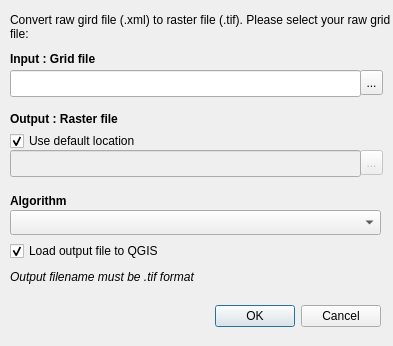
This is safe_qgis/converter_dialog_base.ui in inasafe/inasafe as Qt 5 draws it before an edit. The edited form follows.
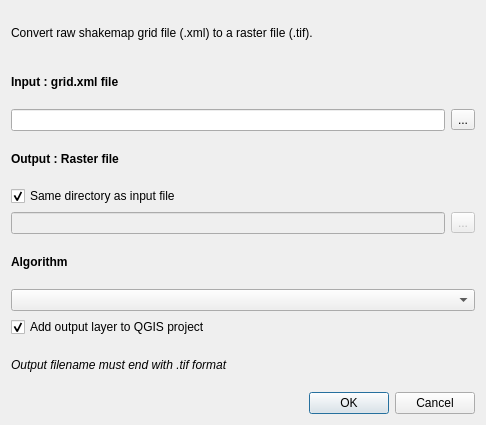
This is the edited form.

```diff
--- a/safe_qgis/converter_dialog_base.ui
+++ b/safe_qgis/converter_dialog_base.ui
@@ -6,57 +6,29 @@
    <rect>
     <x>0</x>
     <y>0</y>
-    <width>393</width>
-    <height>346</height>
+    <width>486</width>
+    <height>425</height>
    </rect>
   </property>
   <property name="windowTitle">
    <string>InaSAFE - Converter</string>
   </property>
-  <widget class="QDialogButtonBox" name="buttonBox">
-   <property name="geometry">
-    <rect>
-     <x>20</x>
-     <y>300</y>
-     <width>361</width>
-     <height>32</height>
-    </rect>
-   </property>
-   <property name="orientation">
-    <enum>Qt::Horizontal</enum>
-   </property>
-   <property name="standardButtons">
-    <set>QDialogButtonBox::Cancel|QDialogButtonBox::Ok</set>
-   </property>
-  </widget>
+  <layout class="QGridLayout" name="gridLayout">
+   <item row="0" column="0">
   <widget class="QLabel" name="lblSubtitle">
-   <property name="geometry">
-    <rect>
-     <x>10</x>
-     <y>10</y>
-     <width>381</width>
-     <height>34</height>
-    </rect>
-   </property>
    <property name="text">
-    <string>Convert raw gird file (.xml) to raster file (.tif). Please select your raw grid file:</string>
+      <string>Convert raw shakemap grid file (.xml) to a raster file (.tif).</string>
    </property>
    <property name="wordWrap">
     <bool>true</bool>
    </property>
   </widget>
+   </item>
+   <item row="1" column="0">
   <widget class="QLabel" name="lblInput">
    <property name="enabled">
     <bool>true</bool>
    </property>
-   <property name="geometry">
-    <rect>
-     <x>10</x>
-     <y>50</y>
-     <width>371</width>
-     <height>17</height>
-    </rect>
-   </property>
    <property name="font">
     <font>
      <weight>75</weight>
@@ -64,50 +36,36 @@
     </font>
    </property>
    <property name="text">
-    <string>Input : Grid file</string>
-   </property>
-  </widget>
+      <string>Input : grid.xml file</string>
+     </property>
+    </widget>
+   </item>
+   <item row="2" column="0">
+    <layout class="QHBoxLayout" name="horizontalLayout_2">
+     <item>
   <widget class="QLineEdit" name="leInputPath">
    <property name="enabled">
     <bool>true</bool>
    </property>
-   <property name="geometry">
-    <rect>
-     <x>10</x>
-     <y>70</y>
-     <width>351</width>
-     <height>27</height>
-    </rect>
-   </property>
-  </widget>
+      </widget>
+     </item>
+     <item>
   <widget class="QToolButton" name="tBtnOpenInput">
    <property name="enabled">
     <bool>true</bool>
    </property>
-   <property name="geometry">
-    <rect>
-     <x>360</x>
-     <y>70</y>
-     <width>23</width>
-     <height>25</height>
-    </rect>
-   </property>
    <property name="text">
     <string>...</string>
    </property>
   </widget>
+     </item>
+    </layout>
+   </item>
+   <item row="3" column="0">
   <widget class="QLabel" name="lblOutput">
    <property name="enabled">
     <bool>true</bool>
    </property>
-   <property name="geometry">
-    <rect>
-     <x>10</x>
-     <y>110</y>
-     <width>371</width>
-     <height>17</height>
-    </rect>
-   </property>
    <property name="font">
     <font>
      <weight>75</weight>
@@ -118,92 +76,43 @@
     <string>Output : Raster file</string>
    </property>
   </widget>
-  <widget class="QToolButton" name="tBtnOpenOutput">
-   <property name="enabled">
-    <bool>false</bool>
-   </property>
-   <property name="geometry">
-    <rect>
-     <x>360</x>
-     <y>150</y>
-     <width>23</width>
-     <height>25</height>
-    </rect>
-   </property>
-   <property name="text">
-    <string>...</string>
-   </property>
-  </widget>
-  <widget class="QLineEdit" name="leOutputPath">
-   <property name="enabled">
-    <bool>false</bool>
-   </property>
-   <property name="geometry">
-    <rect>
-     <x>10</x>
-     <y>150</y>
-     <width>351</width>
-     <height>27</height>
-    </rect>
-   </property>
-  </widget>
+   </item>
+   <item row="4" column="0">
   <widget class="QCheckBox" name="cBDefaultOutputLocation">
-   <property name="geometry">
-    <rect>
-     <x>10</x>
-     <y>130</y>
-     <width>371</width>
-     <height>22</height>
-    </rect>
-   </property>
    <property name="text">
-    <string>Use default location</string>
+      <string>Same directory as input file</string>
    </property>
    <property name="checked">
     <bool>true</bool>
    </property>
   </widget>
-  <widget class="QCheckBox" name="cBLoadLayer">
+   </item>
+   <item row="5" column="0">
+    <layout class="QHBoxLayout" name="horizontalLayout">
+     <item>
+      <widget class="QLineEdit" name="leOutputPath">
    <property name="enabled">
-    <bool>true</bool>
-   </property>
-   <property name="geometry">
-    <rect>
-     <x>10</x>
-     <y>240</y>
-     <width>193</width>
-     <height>22</height>
-    </rect>
+        <bool>false</bool>
+       </property>
+      </widget>
+     </item>
+     <item>
+      <widget class="QToolButton" name="tBtnOpenOutput">
+       <property name="enabled">
+        <bool>false</bool>
    </property>
    <property name="text">
-    <string>Load output file to QGIS</string>
-   </property>
-   <property name="checked">
-    <bool>true</bool>
-   </property>
-  </widget>
-  <widget class="QComboBox" name="cboAlgorithm">
-   <property name="geometry">
-    <rect>
-     <x>10</x>
-     <y>210</y>
-     <width>371</width>
-     <height>25</height>
-    </rect>
-   </property>
-  </widget>
+        <string>...</string>
+       </property>
+      </widget>
+     </item>
+    </layout>
+   </item>
+   <item row="6" column="0">
   <widget class="QLabel" name="lblAlgotrithm">
    <property name="enabled">
     <bool>true</bool>
    </property>
-   <property name="geometry">
-    <rect>
-     <x>10</x>
-     <y>190</y>
-     <width>371</width>
-     <height>21</height>
-    </rect>
-   </property>
    <property name="font">
     <font>
      <weight>75</weight>
@@ -214,27 +123,49 @@
     <string>Algorithm</string>
    </property>
   </widget>
+   </item>
+   <item row="7" column="0">
+    <widget class="QComboBox" name="cboAlgorithm"/>
+   </item>
+   <item row="8" column="0">
+    <widget class="QCheckBox" name="cBLoadLayer">
+     <property name="enabled">
+      <bool>true</bool>
+     </property>
+     <property name="text">
+      <string>Add output layer to QGIS project</string>
+     </property>
+     <property name="checked">
+      <bool>true</bool>
+     </property>
+    </widget>
+   </item>
+   <item row="9" column="0">
   <widget class="QLabel" name="lblWarning">
-   <property name="geometry">
-    <rect>
-     <x>10</x>
-     <y>260</y>
-     <width>381</width>
-     <height>34</height>
-    </rect>
-   </property>
    <property name="font">
     <font>
      <italic>true</italic>
     </font>
    </property>
    <property name="text">
-    <string>Output filename must be .tif format</string>
+      <string>Output filename must end with .tif format</string>
    </property>
    <property name="wordWrap">
     <bool>true</bool>
    </property>
   </widget>
+   </item>
+   <item row="10" column="0">
+    <widget class="QDialogButtonBox" name="buttonBox">
+     <property name="orientation">
+      <enum>Qt::Horizontal</enum>
+     </property>
+     <property name="standardButtons">
+      <set>QDialogButtonBox::Cancel|QDialogButtonBox::Ok</set>
+     </property>
+    </widget>
+   </item>
+  </layout>
  </widget>
  <resources/>
  <connections>
```
Lines whose indentation alone changed are shown as unchanged.
